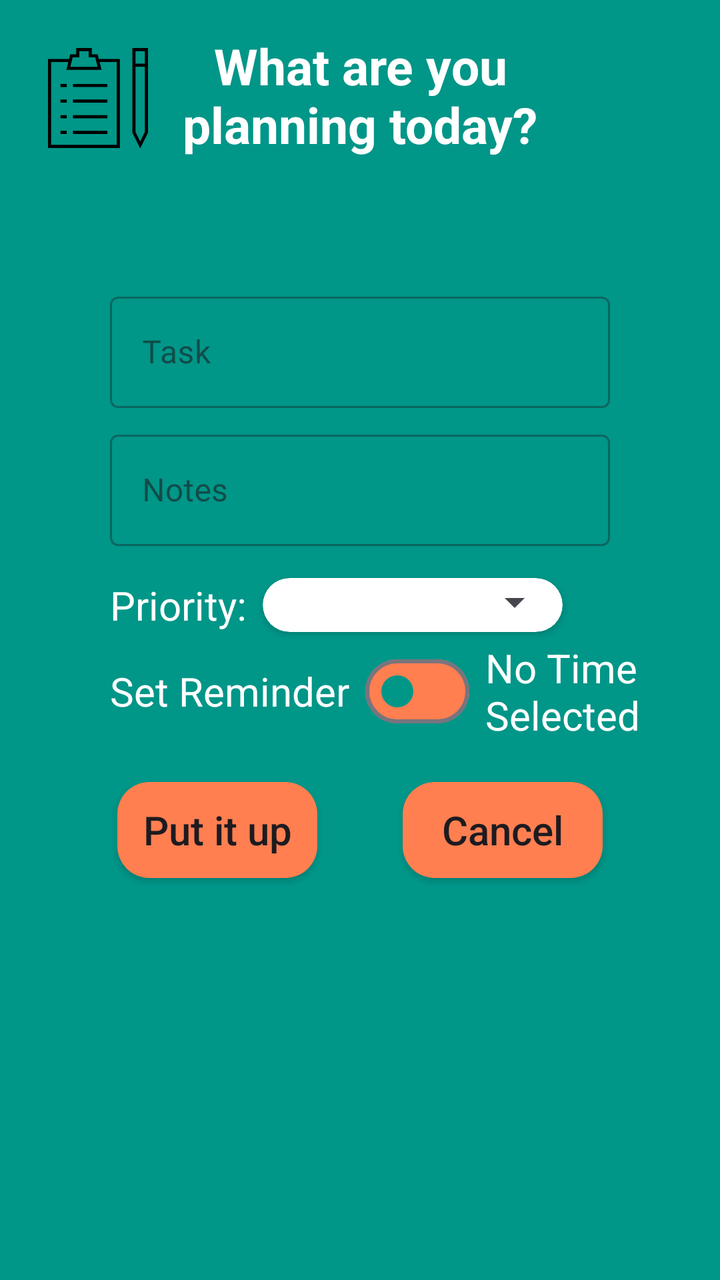
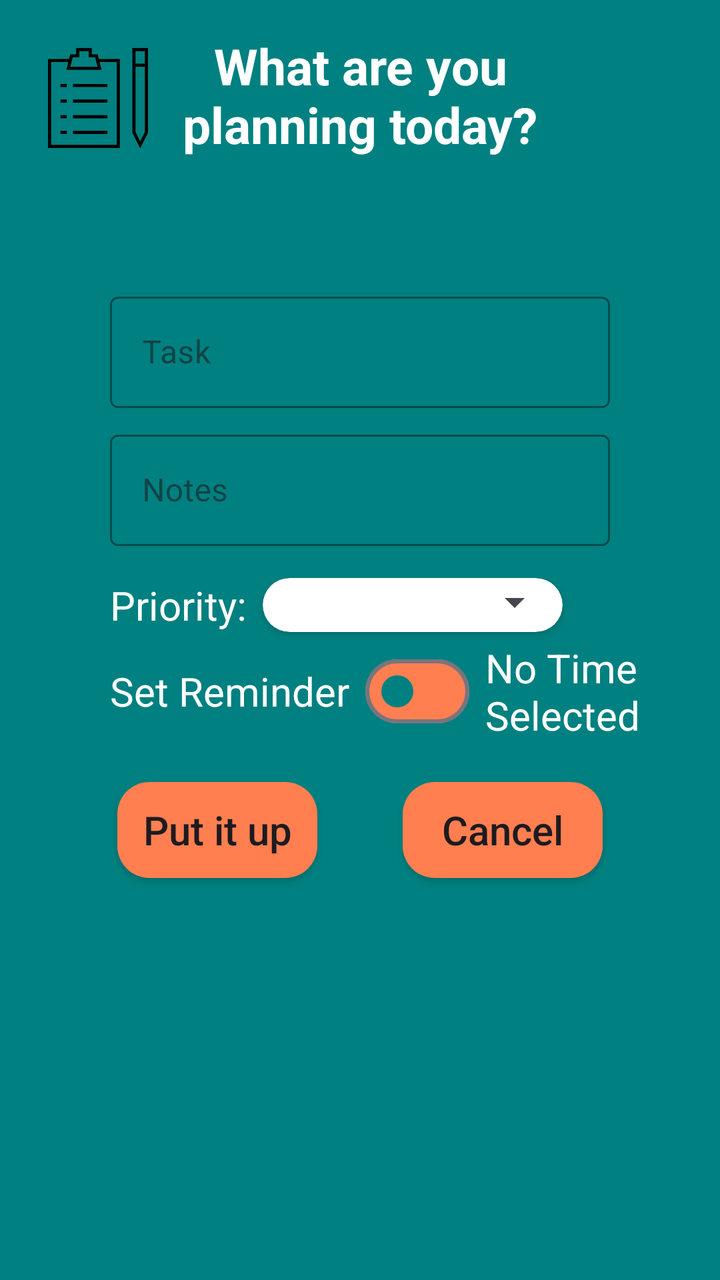

Compare the two renders of this Android layout. The source of the first and the diff that turns it into the second are given below.
<!-- AndroidManifest.xml: application theme Theme.TodoApp -->
<!-- res/layout/add_task_dialog_layout.xml -->
<?xml version="1.0" encoding="utf-8"?>
<androidx.constraintlayout.widget.ConstraintLayout xmlns:android="http://schemas.android.com/apk/res/android"
    android:layout_width="match_parent"
    android:layout_height="wrap_content"
    xmlns:app="http://schemas.android.com/apk/res-auto"
    android:background="@color/appTheme"
    android:padding="16dp">

    <ImageView
        android:layout_width="wrap_content"
        android:layout_height="wrap_content"
        app:layout_constraintEnd_toStartOf="@id/title_text"
        app:layout_constraintTop_toTopOf="@id/title_text"
        android:layout_marginTop="8dp"
        android:layout_marginEnd="16dp"
        android:src="@drawable/todolist_pencil_svgrepo_com"/>

    <TextView
        android:id="@+id/title_text"
        android:layout_width="wrap_content"
        android:layout_height="wrap_content"
        app:layout_constraintStart_toStartOf="parent"
        app:layout_constraintEnd_toEndOf="parent"
        app:layout_constraintTop_toTopOf="parent"
        android:text="What are you planning today?"
        android:maxWidth="180dp"
        android:textSize="25sp"
        android:textColor="@color/white"
        android:textStyle="bold"
        android:textAlignment="center"/>

    <com.google.android.material.textfield.TextInputLayout
        android:id="@+id/task_text_field"
        android:layout_width="wrap_content"
        android:layout_height="wrap_content"
        app:layout_constraintTop_toBottomOf="@id/title_text"
        app:layout_constraintStart_toStartOf="parent"
        app:layout_constraintEnd_toEndOf="parent"
        android:layout_marginTop="64dp"
        android:theme="@style/WhiteOutlineInputTextField"
        style="@style/Widget.MaterialComponents.TextInputLayout.OutlinedBox">

        <com.google.android.material.textfield.TextInputEditText
            android:id="@+id/task_name_et"
            android:layout_width="250dp"
            android:layout_height="wrap_content"
            android:hint="Task"
            android:textColor="@color/white"/>

    </com.google.android.material.textfield.TextInputLayout>

    <com.google.android.material.textfield.TextInputLayout
        android:id="@+id/notes_text_field"
        android:layout_width="wrap_content"
        android:layout_height="wrap_content"
        app:layout_constraintTop_toBottomOf="@id/task_text_field"
        app:layout_constraintStart_toStartOf="parent"
        app:layout_constraintEnd_toEndOf="parent"
        android:layout_marginTop="8dp"
        android:theme="@style/WhiteOutlineInputTextField"
        style="@style/Widget.MaterialComponents.TextInputLayout.OutlinedBox">

        <com.google.android.material.textfield.TextInputEditText
            android:id="@+id/notes_text_et"
            android:layout_width="250dp"
            android:layout_height="wrap_content"
            android:hint="Notes"
            android:textColor="@color/white"/>

    </com.google.android.material.textfield.TextInputLayout>

    <TextView
        android:id="@+id/priority_text"
        android:layout_width="wrap_content"
        android:layout_height="wrap_content"
        app:layout_constraintStart_toStartOf="@id/notes_text_field"
        app:layout_constraintTop_toBottomOf="@id/notes_text_field"
        android:layout_marginTop="16dp"
        android:text="Priority:"
        android:textSize="20sp"
        android:textColor="@color/white"/>

    <androidx.cardview.widget.CardView
        android:id="@+id/spinner_card"
        android:layout_width="wrap_content"
        android:layout_height="0dp"
        android:padding="8dp"
        app:layout_constraintStart_toEndOf="@id/priority_text"
        app:layout_constraintTop_toBottomOf="@id/notes_text_field"
        app:layout_constraintBottom_toBottomOf="@id/priority_text"
        android:layout_marginStart="8dp"
        android:layout_marginTop="16dp"
        app:cardCornerRadius="16dp">

        <Spinner
            android:id="@+id/priority_spinner"
            android:layout_width="150dp"
            android:layout_height="wrap_content"/>

    </androidx.cardview.widget.CardView>

    <TextView
        android:id="@+id/reminder_text"
        android:layout_width="wrap_content"
        android:layout_height="wrap_content"
        app:layout_constraintTop_toBottomOf="@id/priority_text"
        app:layout_constraintStart_toStartOf="@id/priority_text"
        android:layout_marginTop="16dp"
        android:text="Set Reminder"
        android:textColor="@color/white"
        android:textSize="20sp"/>

    <com.google.android.material.materialswitch.MaterialSwitch
        android:id="@+id/reminder_switch"
        android:layout_width="wrap_content"
        android:layout_height="wrap_content"
        app:layout_constraintStart_toEndOf="@id/reminder_text"
        app:layout_constraintTop_toTopOf="@id/reminder_text"
        app:layout_constraintBottom_toBottomOf="@id/reminder_text"
        android:layout_marginStart="8dp"
        app:trackTint="@color/Coral"
        app:thumbTint="@color/appTheme"/>

    <TextView
        android:id="@+id/selected_time_text"
        android:layout_width="80dp"
        android:layout_height="wrap_content"
        app:layout_constraintStart_toEndOf="@id/reminder_switch"
        app:layout_constraintTop_toTopOf="@id/reminder_text"
        app:layout_constraintBottom_toBottomOf="@id/reminder_text"
        android:textSize="20sp"
        android:textColor="@color/white"
        android:text="No Time Selected"
        android:layout_marginStart="8dp"/>

    <androidx.appcompat.widget.AppCompatButton
        android:id="@+id/save_button"
        android:layout_width="100dp"
        android:layout_height="wrap_content"
        app:layout_constraintStart_toStartOf="parent"
        app:layout_constraintTop_toBottomOf="@id/reminder_text"
        app:layout_constraintEnd_toStartOf="@id/cancel_button"
        android:layout_marginTop="32dp"
        android:background="@drawable/button_shape"
        android:textAllCaps="false"
        android:text="Put it up"
        android:textSize="20sp"/>

    <androidx.appcompat.widget.AppCompatButton
        android:id="@+id/cancel_button"
        android:layout_width="100dp"
        android:layout_height="wrap_content"
        app:layout_constraintTop_toBottomOf="@id/reminder_text"
        app:layout_constraintStart_toEndOf="@id/save_button"
        android:layout_marginTop="32dp"
        android:background="@drawable/button_shape"
        app:layout_constraintEnd_toEndOf="parent"
        android:textAllCaps="false"
        android:text="Cancel"
        android:textSize="20sp"/>

</androidx.constraintlayout.widget.ConstraintLayout>
<!-- resources referenced by this layout -->
<resources>
  <color name="Coral">#FF7F50</color>
  <color name="appTheme">#009688</color>
  <color name="white">#FFFFFFFF</color>
  <!-- drawable button_shape (drawable) -->
  <?xml version="1.0" encoding="utf-8"?>
  <shape xmlns:android="http://schemas.android.com/apk/res/android">
      <solid android:color="@color/Coral"/>
      <corners android:radius="16dp"/>
  </shape>
  <!-- drawable todolist_pencil_svgrepo_com (drawable) -->
  <vector xmlns:android="http://schemas.android.com/apk/res/android" android:height="50dp" android:viewportHeight="64" android:viewportWidth="64" android:width="50dp">
        
      <path android:fillColor="#00000000" android:pathData="M16,24L38,24" android:strokeColor="#000000" android:strokeWidth="2"/>
        
      <path android:fillColor="#00000000" android:pathData="M16,34L38,34" android:strokeColor="#000000" android:strokeWidth="2"/>
        
      <path android:fillColor="#00000000" android:pathData="M16,44L38,44" android:strokeColor="#000000" android:strokeWidth="2"/>
        
      <path android:fillColor="#00000000" android:pathData="M16,54L38,54" android:strokeColor="#000000" android:strokeWidth="2"/>
        
      <path android:fillColor="#00000000" android:pathData="M12,24L8,24" android:strokeColor="#000000" android:strokeWidth="2"/>
        
      <path android:fillColor="#00000000" android:pathData="M12,34L8,34" android:strokeColor="#000000" android:strokeWidth="2"/>
        
      <path android:fillColor="#00000000" android:pathData="M12,44L8,44" android:strokeColor="#000000" android:strokeWidth="2"/>
        
      <path android:fillColor="#00000000" android:pathData="M12,54L8,54" android:strokeColor="#000000" android:strokeWidth="2"/>
        
      <path android:fillColor="#00000000" android:pathData="M14,8l-13,0l0,55l44,0l0,-55l-13,0" android:strokeColor="#000000" android:strokeWidth="2"/>
        
      <path android:fillColor="#00000000" android:pathData="M27,5l0,-4l-8,0l0,4l-4,0l-2,8l20,0l-2,-8z" android:strokeColor="#000000" android:strokeWidth="2"/>
        
      <path android:fillColor="#00000000" android:pathData="M55,1l0,53l4,8l4,-8l0,-53z" android:strokeColor="#000000" android:strokeWidth="2"/>
        
      <path android:fillColor="#00000000" android:pathData="M55,11L63,11" android:strokeColor="#000000" android:strokeWidth="2"/>
      
  </vector>
  <style name="WhiteOutlineInputTextField" parent="Widget.MaterialComponents.TextInputLayout.OutlinedBox">
          <item name="boxStrokeColor">@color/white</item>
          <item name="hintTextColor">@color/white</item>
          <item name="android:textColorHint">@color/white</item>
      </style>
  <style name="Theme.TodoApp" parent="Base.Theme.TodoApp" />
  <style name="Base.Theme.TodoApp" parent="Theme.Material3.DayNight.NoActionBar">
          
          
      </style>
</resources>

<!-- the commit's change to res/layout/add_task_dialog_layout.xml (unified diff, before → after) -->
@@ -37,6 +37,8 @@
         app:layout_constraintStart_toStartOf="parent"
         app:layout_constraintEnd_toEndOf="parent"
         android:layout_marginTop="64dp"
+        app:boxStrokeColor="@color/white"
+        app:hintTextColor="@color/white"
         android:theme="@style/WhiteOutlineInputTextField"
         style="@style/Widget.MaterialComponents.TextInputLayout.OutlinedBox">
 
@@ -45,7 +47,8 @@
             android:layout_width="250dp"
             android:layout_height="wrap_content"
             android:hint="Task"
-            android:textColor="@color/white"/>
+            android:textColor="@color/white"
+            android:textColorHint="@color/white" />
 
     </com.google.android.material.textfield.TextInputLayout>
 
@@ -57,6 +60,8 @@
         app:layout_constraintStart_toStartOf="parent"
         app:layout_constraintEnd_toEndOf="parent"
         android:layout_marginTop="8dp"
+        app:boxStrokeColor="@color/white"
+        app:hintTextColor="@color/white"
         android:theme="@style/WhiteOutlineInputTextField"
         style="@style/Widget.MaterialComponents.TextInputLayout.OutlinedBox">
 
@@ -65,7 +70,8 @@
             android:layout_width="250dp"
             android:layout_height="wrap_content"
             android:hint="Notes"
-            android:textColor="@color/white"/>
+            android:textColor="@color/white"
+            android:textColorHint="@color/white"/>
 
     </com.google.android.material.textfield.TextInputLayout>
 
<!-- resource entries referenced after the edit -->
@@ -1,7 +1,7 @@
 <!-- resources referenced by this layout -->
 <resources>
   <color name="Coral">#FF7F50</color>
-  <color name="appTheme">#009688</color>
+  <color name="appTheme">#008080</color>
   <color name="white">#FFFFFFFF</color>
   <!-- drawable button_shape (drawable) -->
   <?xml version="1.0" encoding="utf-8"?>
